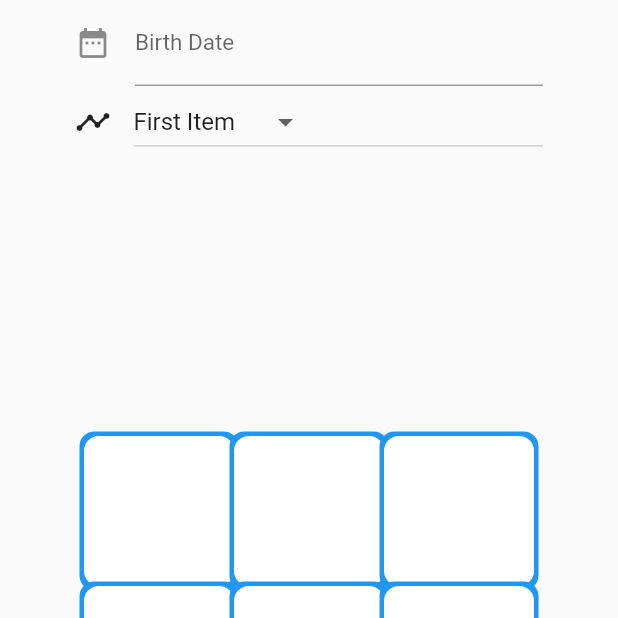
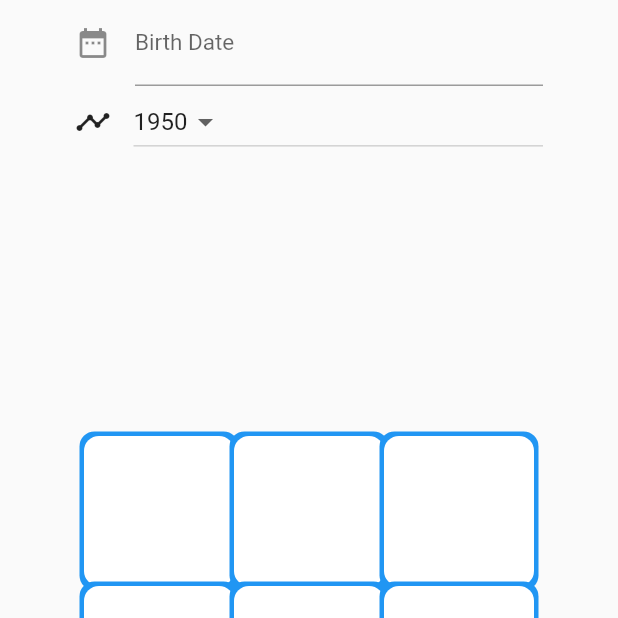
Before and after one commit to kritikarai1910/numero, a Flutter app: the screen it shows after launch, on a phone screen of 412 x 824 dp, the top half of it. Run offline on Flutter 3.47's test engine with Material 2 defaults, Android fonts, the phone set to English and light mode, and no system bars; drawn by our look-alikes of datetime_picker_formfield; missing offline and left inert: dart:html.

Commit message:
Populate all years

```diff
--- a/lib/main.dart
+++ b/lib/main.dart
@@ -275,7 +275,33 @@ class _MyHomePageState extends State<MyHomePage> {
     return rows;
   }
 
-  int _value = 1;
+  List<DropdownMenuItem<int>> getItems() {
+    String year = "19";
+    List<DropdownMenuItem<int>> items = [];
+
+    for(int i =50;i< 100; i++)
+    items.add(DropdownMenuItem(child: Text(year + i.toString()),
+    value: i,));
+
+
+    year = "200";
+
+    for(int i =0;i< 10; i++)
+      items.add(DropdownMenuItem(child: Text(year + i.toString()),
+        value: i,));
+
+
+    year = "20";
+
+    for(int i =10;i< 50; i++)
+      items.add(DropdownMenuItem(child: Text(year + i.toString()),
+        value: i,));
+    return items;
+
+
+  }
+
+  int _value = 50;
   @override
   Widget build(BuildContext context) {
     final formKey = GlobalKey<FormState>();
@@ -346,24 +372,8 @@ class _MyHomePageState extends State<MyHomePage> {
               Expanded(
                 child: DropdownButton(
                     value: _value,
-                    items: [
-                      DropdownMenuItem(
-                        child: Text("First Item"),
-                        value: 1,
-                      ),
-                      DropdownMenuItem(
-                        child: Text("Second Item"),
-                        value: 2,
-                      ),
-                      DropdownMenuItem(
-                          child: Text("Third Item"),
-                          value: 3
-                      ),
-                      DropdownMenuItem(
-                          child: Text("Fourth Item"),
-                          value: 4
-                      )
-                    ],
+                    items:
+                      getItems(),
                     onChanged: (int? value) {
                       setState(() {
                         _value = value!;
```
Also changed, not shown: lib/grid.dart (added).
